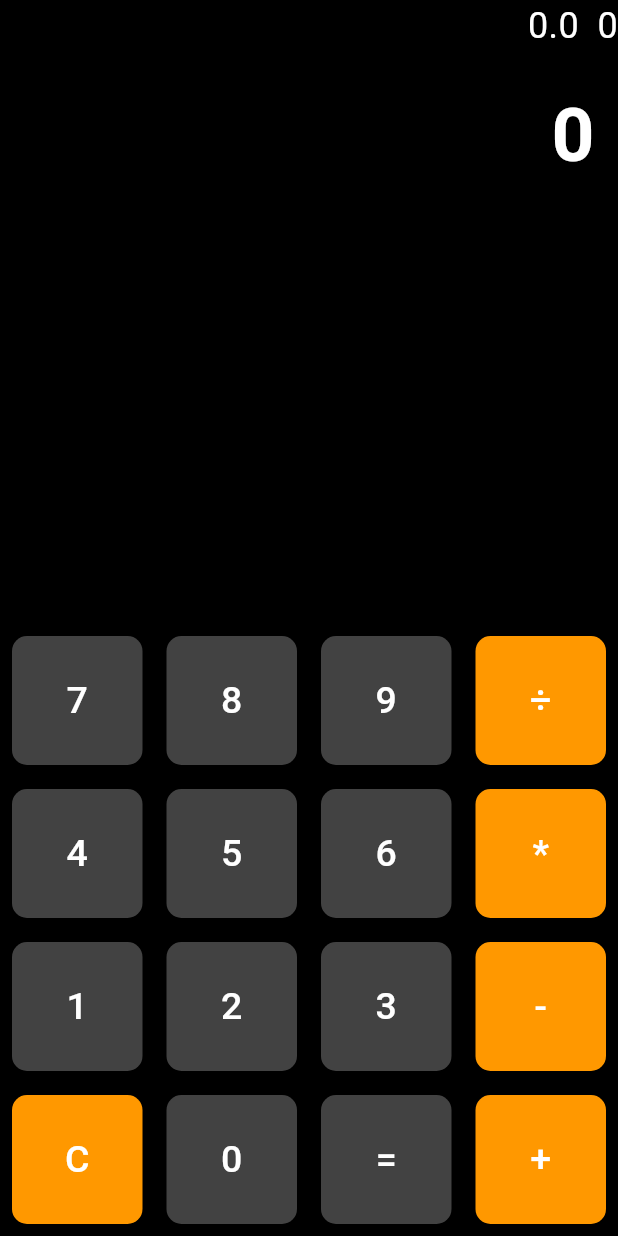
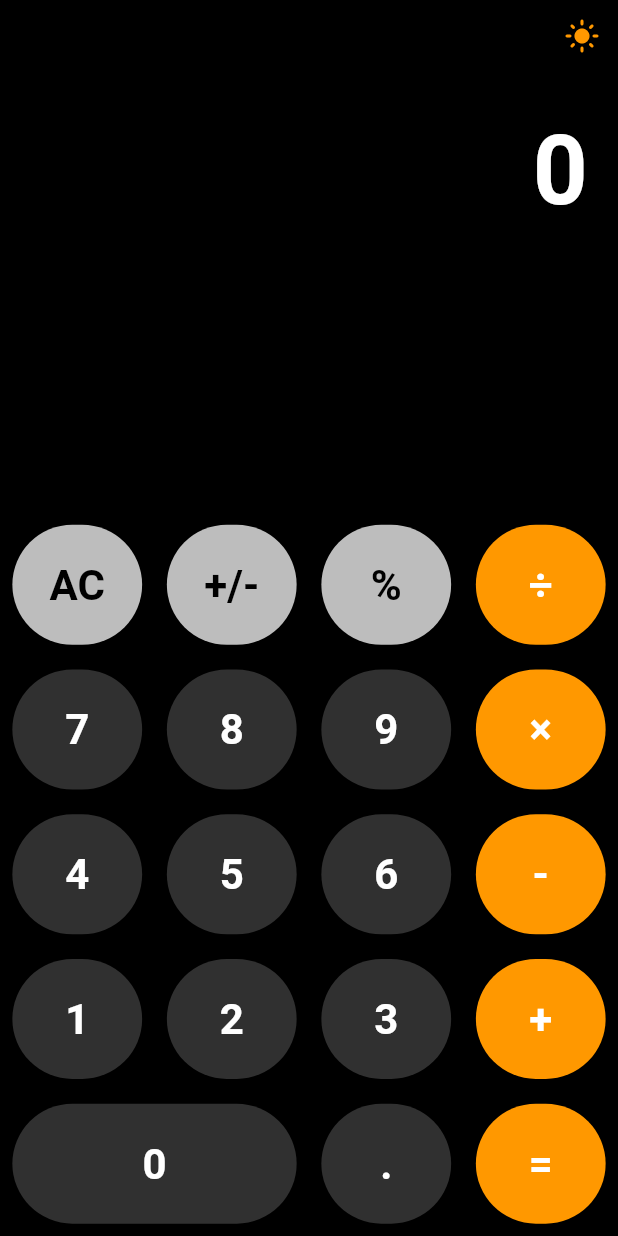
Before and after one commit to Amirhossainlimon/my_calculator_app, a Flutter app: the screen it shows after launch, on a phone screen of 412 x 824 dp. Run offline on Flutter 3.47's test engine with Material 3 defaults, Android fonts, the phone set to English and light mode, and no system bars; our stand-ins replace flutter_screenutil.

Commit message:
Refactor calculator logic and UI elements

```diff
--- a/lib/calculator.dart
+++ b/lib/calculator.dart
@@ -1,6 +1,4 @@
-import 'package:calculator_app/button/button.dart';
 import 'package:flutter/material.dart';
-
 
 class Calculator extends StatefulWidget {
   const Calculator({super.key});
@@ -10,117 +8,183 @@ class Calculator extends StatefulWidget {
 }
 
 class _CalculatorState extends State<Calculator> {
-  String _output ='0';
-  String _input ='0';
-  String _ope ='';
+  String _output = '0';
+  String _input = '';
+  String _operator = '';
   double num1 = 0;
   double num2 = 0;
+  bool isDarkMode = true;
 
-  void buttonPress(String value){
-    print('Button pressed $value');
-
+  void buttonPress(String value) {
     setState(() {
-      if (value == 'C') {
+      if (value == 'AC') {
         _output = '0';
-        _input = '0';
-        _ope = '';
+        _input = '';
+        _operator = '';
         num1 = 0;
         num2 = 0;
-      } else if (value == '=') {
-        num2 = double.parse(_input);
-        if (_ope == '+') {
-          _output = (num1 + num2).toString();
-        } else if (_ope == '-') {
-          _output = (num1 - num2).toString();
-        } else if (_ope == '*') {
-          _output = (num1 * num2).toString();
-        } else if (_ope == '÷') {
-          _output =
-          num2 != 0 ? (num1 / num2).toString() : 'Error';
-        }else if(_ope == '%'){
-          _output = (double.parse(_input)/100).toString();
-          _input = _output;
-        }
-      } else if(['+','-','*','÷'].contains(value)){
-        num1 = double.parse(_input);
-        _ope = value;
-        _input = '';
-        return;
-      }else{
-        if(_input == '0'){
-          _input = value;
-        }else{
-          _input += value;
+      } else if (value == '+/-') {
+        if (_input.isEmpty) return;
+        if (_input.startsWith('-')) {
+          _input = _input.substring(1);
+        } else {
+          _input = '-$_input';
         }
         _output = _input;
+      } else if (value == '=') {
+        if (_input.isEmpty || _operator.isEmpty) return;
+        num2 = double.parse(_input);
+        switch (_operator) {
+          case '+':
+            _output = (num1 + num2).toString();
+            break;
+          case '-':
+            _output = (num1 - num2).toString();
+            break;
+          case '×':
+            _output = (num1 * num2).toString();
+            break;
+          case '÷':
+            _output = num2 != 0 ? (num1 / num2).toString() : 'Error';
+            break;
+          case '%':
+            _output = (num1 * num2 / 100).toString();
+            break;
         }
-      print(_output);
+        _input = _output;
+        _operator = '';
+      } else if (['+', '-', '×', '÷', '%'].contains(value)) {
+        if (_input.isEmpty || _operator.isNotEmpty) return;
+        num1 = double.parse(_input);
+        _operator = value;
+        _input = '';
+      } else if (value == '.') {
+        if (_input.contains('.')) return;
+        _input += value;
+        _output = _input;
+      } else {
+        _input += value;
+        _output = _input;
+      }
     });
+  }
+
+  Widget buildButton(String text,
+      {Color? color, Color? textColor, int flex = 1, double? padding}) {
+    return Expanded(
+      flex: flex,
+      child: Padding(
+        padding: EdgeInsets.all(padding ?? 8.0),
+        child: ElevatedButton(
+          style: ElevatedButton.styleFrom(
+            backgroundColor: color ?? Colors.grey[850],
+            shape: RoundedRectangleBorder(
+              borderRadius: BorderRadius.circular(50),
+            ),
+            padding: const EdgeInsets.all(20),
+            elevation: 3,
+          ),
+          onPressed: () => buttonPress(text),
+          child: FittedBox(
+            child: Text(
+              text,
+              style: TextStyle(
+                fontSize: 28,
+                color: textColor ?? Colors.white,
+                fontWeight: FontWeight.w600,
+              ),
+            ),
+          ),
+        ),
+      ),
+    );
   }
 
   @override
   Widget build(BuildContext context) {
+    final bgColor = isDarkMode ? Colors.black : Colors.white;
+    final textColor = isDarkMode ? Colors.white : Colors.black;
+    final size = MediaQuery.of(context).size;
+    final buttonPadding = size.width * 0.02;
+
     return Scaffold(
-      backgroundColor: Colors.black,
+      backgroundColor: bgColor,
       body: SafeArea(
         child: Column(
+          mainAxisAlignment: MainAxisAlignment.spaceBetween,
           children: [
-            Expanded(
-              child: Container(
-                alignment: Alignment.bottomRight,
-                child: Column(
+            Column(
               children: [
-                    Text(
-                      '$num1 $_ope $_input',
-                      style: TextStyle(
-                        color: Colors.white,
-                        fontSize: 24,
+                Align(
+                  alignment: Alignment.topRight,
+                  child: IconButton(
+                    icon: Icon(
+                      isDarkMode ? Icons.light_mode : Icons.dark_mode,
+                      color: isDarkMode ? Colors.orange : Colors.black,
+                    ),
+                    onPressed: () => setState(() => isDarkMode = !isDarkMode),
                   ),
                 ),
-                    SizedBox(
-                      height: 20,
-                    ),
-                    Text(
+                Padding(
+                  padding: const EdgeInsets.symmetric(horizontal: 20, vertical: 20),
+                  child: Align(
+                    alignment: Alignment.bottomRight,
+                    child: FittedBox(
+                      fit: BoxFit.scaleDown,
+                      child: Text(
                         _output,
                         style: TextStyle(
-                          fontSize: 50,
-                          color: Colors.white,
-                          fontWeight: FontWeight.bold),
-                    )
-                  ],
+                          fontSize: 64,
+                          fontWeight: FontWeight.bold,
+                          color: textColor,
                         ),
                       ),
                     ),
+                  ),
+                ),
+              ],
+            ),
+            Column(
+              children: [
                 Row(
                   children: [
-                BuildButton(onclick: () => buttonPress('7'), text: '7',),
-                BuildButton(onclick: () => buttonPress('8'), text: '8',),
-                BuildButton(onclick: () => buttonPress('9'), text: '9',),
-                BuildButton(onclick: () => buttonPress('÷'), text: '÷',color: Colors.orange,),
+                    buildButton('AC', color: Colors.grey[400], textColor: Colors.black, padding: buttonPadding),
+                    buildButton('+/-', color: Colors.grey[400], textColor: Colors.black, padding: buttonPadding),
+                    buildButton('%', color: Colors.grey[400], textColor: Colors.black, padding: buttonPadding),
+                    buildButton('÷', color: Colors.orange, padding: buttonPadding),
                   ],
                 ),
                 Row(
                   children: [
-                BuildButton(onclick:() => buttonPress('4'), text: '4',),
-                BuildButton(onclick: () => buttonPress('5'), text: '5',),
-                BuildButton(onclick: () => buttonPress('6'), text: '6',),
-                BuildButton(onclick:() => buttonPress('*'), text: '*',color: Colors.orange,),
+                    buildButton('7', padding: buttonPadding),
+                    buildButton('8', padding: buttonPadding),
+                    buildButton('9', padding: buttonPadding),
+                    buildButton('×', color: Colors.orange, padding: buttonPadding),
                   ],
                 ),
                 Row(
                   children: [
-                BuildButton(onclick: () => buttonPress('1'), text: '1',),
-                BuildButton(onclick: () => buttonPress('2'), text: '2',),
-                BuildButton(onclick:() => buttonPress('3'), text: '3',),
-                BuildButton(onclick: () => buttonPress('-'), text: '-',color: Colors.orange,),
+                    buildButton('4', padding: buttonPadding),
+                    buildButton('5', padding: buttonPadding),
+                    buildButton('6', padding: buttonPadding),
+                    buildButton('-', color: Colors.orange, padding: buttonPadding),
                   ],
                 ),
                 Row(
                   children: [
-                BuildButton(onclick:() => buttonPress('C'), text: 'C',color: Colors.orange),
-                BuildButton(onclick: () => buttonPress('0'), text: '0',),
-                BuildButton(onclick: () => buttonPress('='), text: '=',),
-                BuildButton(onclick: () => buttonPress('+'), text: '+',color: Colors.orange,),
+                    buildButton('1', padding: buttonPadding),
+                    buildButton('2', padding: buttonPadding),
+                    buildButton('3', padding: buttonPadding),
+                    buildButton('+', color: Colors.orange, padding: buttonPadding),
+                  ],
+                ),
+                Row(
+                  children: [
+                    buildButton('0', flex: 2, padding: buttonPadding),
+                    buildButton('.', padding: buttonPadding),
+                    buildButton('=', color: Colors.orange, padding: buttonPadding),
+                  ],
+                ),
               ],
             ),
           ],
```
Lines whose indentation alone changed are shown as unchanged.
